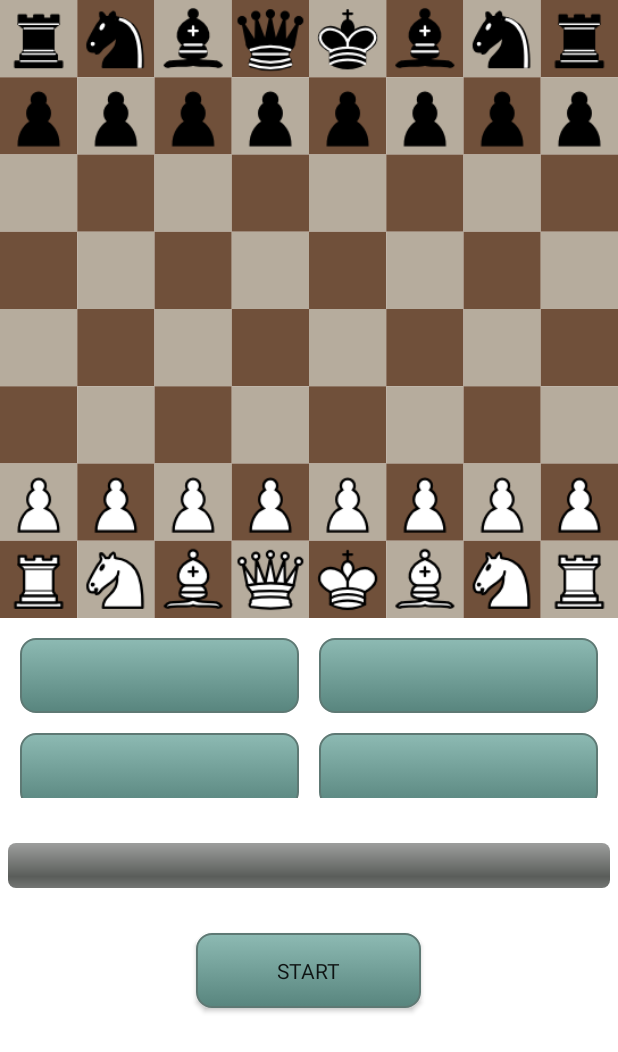
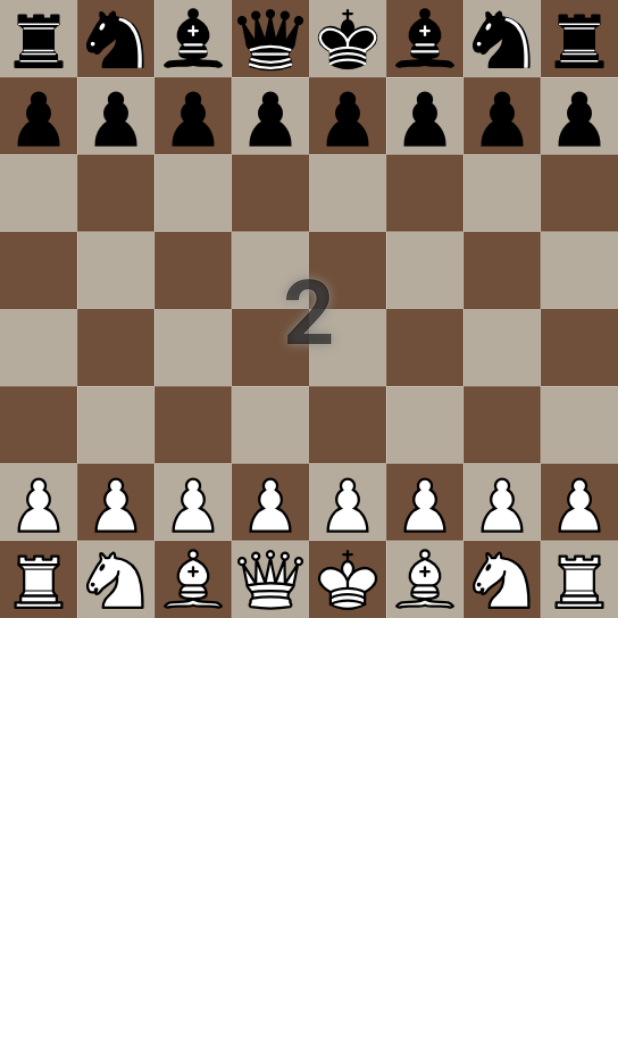
Before and after one commit to raiyin/chessopeningsquiz, an Android app: the QuizActivity screen opened directly, with no data from a screen before it, on a phone screen of 412 x 824 dp. Shown: the top 1052 px of the screen. Run offline under Robolectric (Android 15) with nearby library versions, the phone set to English and light mode, and no system bars; Roboto replaces fonts that are not available here.

Commit message:
Quiz start changed.

```diff
--- a/app/src/main/java/com/publicmaders/android/chessopeningsquiz/activities/QuizActivity.kt
+++ b/app/src/main/java/com/publicmaders/android/chessopeningsquiz/activities/QuizActivity.kt
@@ -8,6 +8,8 @@ import android.graphics.Rect
 import android.os.Bundle
 import android.util.Log
 import android.view.View
+import android.view.View.INVISIBLE
+import android.view.View.VISIBLE
 import android.view.Window
 import android.widget.*
 import androidx.appcompat.app.AppCompatActivity
@@ -38,6 +40,7 @@ class QuizActivity : AppCompatActivity(), ChessDelegate, CountDownListener
     private var tvCountDown: TextView? = null
     private var countDownAnimation: CountDownAnimation? = null
     private lateinit var buttonList: List<Button>
+    private lateinit var tlControls: TableLayout
 
     // Для того, чтобы изменять поведение на нажатиекнопок ответа
     private var answerDone: Boolean = false
@@ -57,6 +60,7 @@ class QuizActivity : AppCompatActivity(), ChessDelegate, CountDownListener
         tvCountDown = findViewById<View>(R.id.tv_CountDown) as TextView
         bNext = findViewById<View>(R.id.button_next_quiz) as Button
         pbProgress = findViewById(R.id.pbProgress)
+        tlControls = findViewById(R.id.tlControls)
         quizManager = QuizManager(openingManager)
         buttonList = mutableListOf(bFirst, bSecond, bThird, bFourth)
 
@@ -144,31 +148,12 @@ class QuizActivity : AppCompatActivity(), ChessDelegate, CountDownListener
         }
 
         bNext.setOnClickListener {
-            if (bNext.text == getString(R.string.start_new) || bNext.text == getString(R.string.start))
-            {
-                setAnswerButtonsEnableState(false)
-                pbProgress.progress = 0
-                quizManager.resetQuiz()
-                resetButtonsColor()
-                countDownAnimation!!.start()
-            }
-            else
-            {
-                quizManager.incrementCurrentTaskNumber()
-                resetButtonsColor()
-                chessBoardView.needDrawOpening = true
-                drawOpening(quizManager.getCurrentTaskRightPgn())
-                setOptionsButtonsName()
-                setAnswerButtonsEnableState(true)
-            }
-            bNext.isEnabled = false
-            answerDone = false
+            bNextHandler()
         }
 
         countDownAnimation = CountDownAnimation(tvCountDown!!)
         countDownAnimation!!.setCountDownListener(this)
         bNext.text = getString(R.string.start)
-
 
         chessBoardView.post {
             val boardCenter =
@@ -180,6 +165,38 @@ class QuizActivity : AppCompatActivity(), ChessDelegate, CountDownListener
         }
 
         setAnswerButtonsEnableState(false)
+        setPrestartControlsVisible(false)
+        bNextHandler()
+    }
+
+    private fun bNextHandler()
+    {
+        if (bNext.text == getString(R.string.start_new) || bNext.text == getString(R.string.start))
+        {
+            setAnswerButtonsEnableState(false)
+            pbProgress.progress = 0
+            quizManager.resetQuiz()
+            resetButtonsColor()
+            countDownAnimation!!.start()
+        }
+        else
+        {
+            quizManager.incrementCurrentTaskNumber()
+            resetButtonsColor()
+            chessBoardView.needDrawOpening = true
+            drawOpening(quizManager.getCurrentTaskRightPgn())
+            setOptionsButtonsName()
+            setAnswerButtonsEnableState(true)
+        }
+        bNext.isEnabled = false
+        answerDone = false
+    }
+
+    private fun setPrestartControlsVisible(isVisible: Boolean)
+    {
+        bNext.visibility = if (isVisible) VISIBLE; else INVISIBLE;
+        pbProgress.visibility = if (isVisible) VISIBLE; else INVISIBLE;
+        tlControls.visibility = if (isVisible) VISIBLE; else INVISIBLE;
     }
 
     private fun drawOpening(pgn: String)
@@ -262,5 +279,6 @@ class QuizActivity : AppCompatActivity(), ChessDelegate, CountDownListener
         setOptionsButtonsName()
         setAnswerButtonsEnableState(true)
         bNext.text = getString(R.string.next_quiz)
+        setPrestartControlsVisible(true)
     }
 }
--- a/app/src/main/res/layout/activity_quiz.xml
+++ b/app/src/main/res/layout/activity_quiz.xml
@@ -16,7 +16,8 @@
 
     <TableLayout
         android:layout_width="match_parent"
-        android:layout_height="120dp">
+        android:layout_height="120dp"
+        android:id="@+id/tlControls">
 
         <TableRow
             android:layout_width="match_parent"
```
